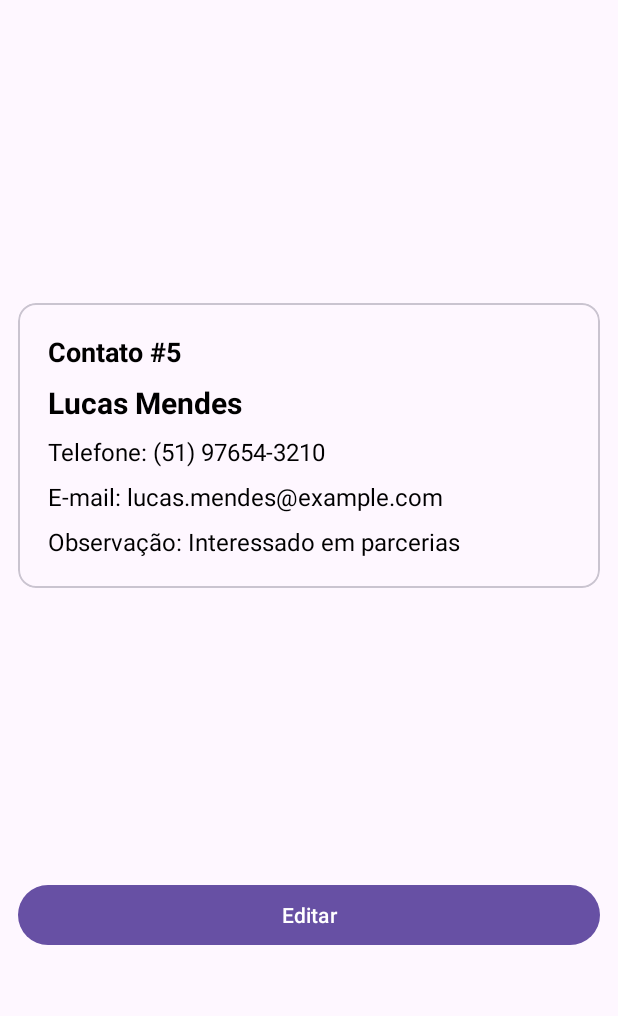
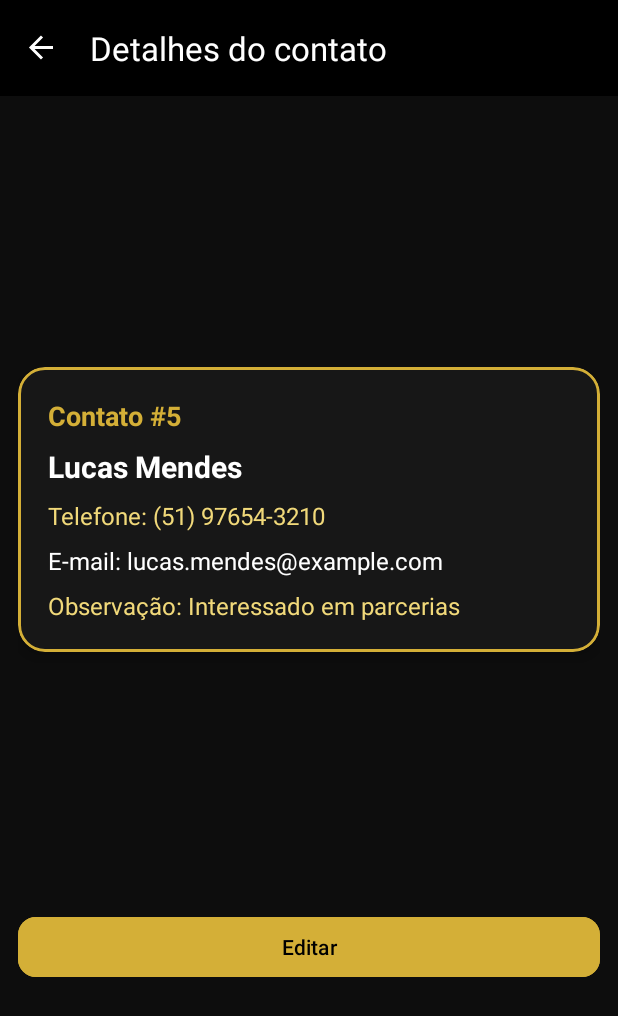
Before and after one commit to WillianMacedoW/Teste_DANIEL, an Android app: the screen it shows after launch (MainActivity), after a tap on "Lucas Mendes", on a phone screen of 412 x 824 dp. Shown: the top 1016 px of the screen. Run offline under Robolectric (Android 15) with nearby library versions, the phone set to English and light mode, and no system bars; our stand-ins replace Room's generated code, navigation-ui.

Commit message:
my first commit

```diff
--- a/app/src/main/java/com/example/agenda_contatos/MainActivity.kt
+++ b/app/src/main/java/com/example/agenda_contatos/MainActivity.kt
@@ -4,11 +4,15 @@ import android.os.Bundle
 import androidx.appcompat.app.AppCompatActivity
 import androidx.navigation.fragment.NavHostFragment
 import androidx.navigation.ui.setupActionBarWithNavController
+import com.google.android.material.appbar.MaterialToolbar
 
 class MainActivity : AppCompatActivity() {
     override fun onCreate(savedInstanceState: Bundle?) {
         super.onCreate(savedInstanceState)
         setContentView(R.layout.activity_main)
+
+        val toolbar = findViewById<MaterialToolbar>(R.id.toolbar)
+        setSupportActionBar(toolbar) // ← RESOLVE A EXCEÇÃO
 
         val navHost = supportFragmentManager.findFragmentById(R.id.nav_host_fragment) as NavHostFragment
         setupActionBarWithNavController(navHost.navController)
--- /dev/null
+++ b/app/src/main/java/com/example/agenda_contatos/data/ContatoRepositorio.kt
@@ -0,0 +1 @@
+package com.example.agenda_contatos.data
--- a/app/src/main/res/layout/activity_main.xml
+++ b/app/src/main/res/layout/activity_main.xml
@@ -6,16 +6,27 @@
     android:layout_height="match_parent"
     tools:context=".MainActivity">
 
+    <com.google.android.material.appbar.MaterialToolbar
+        android:id="@+id/toolbar"
+        android:layout_width="0dp"
+        android:layout_height="wrap_content"
+        android:background="?attr/colorPrimary"
+        android:theme="@style/ThemeOverlay.MaterialComponents.Dark.ActionBar"
+        app:titleTextColor="@android:color/white"
+        app:layout_constraintTop_toTopOf="parent"
+        app:layout_constraintStart_toStartOf="parent"
+        app:layout_constraintEnd_toEndOf="parent"/>
+
     <androidx.fragment.app.FragmentContainerView
         android:id="@+id/nav_host_fragment"
         android:name="androidx.navigation.fragment.NavHostFragment"
-        android:layout_width="match_parent"
-        android:layout_height="match_parent"
+        android:layout_width="0dp"
+        android:layout_height="0dp"
         app:defaultNavHost="true"
-        app:layout_constraintBottom_toBottomOf="parent"
+        app:navGraph="@navigation/nav_graph"
+        app:layout_constraintTop_toBottomOf="@id/toolbar"
+        app:layout_constraintStart_toStartOf="parent"
         app:layout_constraintEnd_toEndOf="parent"
-        app:layout_constraintStart_toStartOf="parent"
-        app:layout_constraintTop_toTopOf="parent"
-        app:navGraph="@navigation/nav_graph" />
+        app:layout_constraintBottom_toBottomOf="parent" />
 
 </androidx.constraintlayout.widget.ConstraintLayout>
--- a/app/src/main/res/layout/fragment_contato_detail.xml
+++ b/app/src/main/res/layout/fragment_contato_detail.xml
@@ -1,9 +1,11 @@
 <?xml version="1.0" encoding="utf-8"?>
-<androidx.constraintlayout.widget.ConstraintLayout xmlns:android="http://schemas.android.com/apk/res/android"
+<androidx.constraintlayout.widget.ConstraintLayout
+    xmlns:android="http://schemas.android.com/apk/res/android"
     xmlns:app="http://schemas.android.com/apk/res-auto"
     xmlns:tools="http://schemas.android.com/tools"
     android:layout_width="match_parent"
     android:layout_height="match_parent"
+    android:background="@color/black_background"
     android:padding="12dp"
     tools:context=".ui.detail.ContatoDetailFragment">
 
@@ -12,10 +14,17 @@
         android:layout_width="0dp"
         android:layout_height="wrap_content"
         android:layout_marginTop="12dp"
+
+        app:cardBackgroundColor="@color/card_background"
+        app:strokeColor="@color/gold_primary"
+        app:strokeWidth="2dp"
+        app:cardCornerRadius="18dp"
+        app:cardElevation="6dp"
+
+        app:layout_constraintTop_toTopOf="parent"
         app:layout_constraintBottom_toTopOf="@id/actionEdit"
-        app:layout_constraintEnd_toEndOf="parent"
         app:layout_constraintStart_toStartOf="parent"
-        app:layout_constraintTop_toTopOf="parent">
+        app:layout_constraintEnd_toEndOf="parent">
 
         <androidx.constraintlayout.widget.ConstraintLayout
             android:layout_width="match_parent"
@@ -27,7 +36,7 @@
                 android:layout_width="wrap_content"
                 android:layout_height="wrap_content"
                 android:textAlignment="textStart"
-                android:textColor="@color/black"
+                android:textColor="@color/gold_primary"
                 android:textSize="18sp"
                 android:textStyle="bold"
                 app:layout_constraintStart_toStartOf="parent"
@@ -40,12 +49,12 @@
                 android:layout_height="wrap_content"
                 android:layout_marginTop="8dp"
                 android:textAlignment="textStart"
-                android:textColor="@color/black"
+                android:textColor="@color/white"
                 android:textSize="20sp"
                 android:textStyle="bold"
+                app:layout_constraintTop_toBottomOf="@id/contatoId"
+                app:layout_constraintStart_toStartOf="parent"
                 app:layout_constraintEnd_toEndOf="parent"
-                app:layout_constraintStart_toStartOf="parent"
-                app:layout_constraintTop_toBottomOf="@id/contatoId"
                 tools:text="Daniel Souza" />
 
             <TextView
@@ -54,11 +63,11 @@
                 android:layout_height="wrap_content"
                 android:layout_marginTop="8dp"
                 android:textAlignment="textStart"
-                android:textColor="@color/black"
+                android:textColor="@color/gold_light"
                 android:textSize="16sp"
+                app:layout_constraintTop_toBottomOf="@id/contatoNome"
+                app:layout_constraintStart_toStartOf="parent"
                 app:layout_constraintEnd_toEndOf="parent"
-                app:layout_constraintStart_toStartOf="parent"
-                app:layout_constraintTop_toBottomOf="@id/contatoNome"
                 tools:text="Telefone: (11) 91234-5678" />
 
             <TextView
@@ -67,11 +76,11 @@
                 android:layout_height="wrap_content"
                 android:layout_marginTop="8dp"
                 android:textAlignment="textStart"
-                android:textColor="@color/black"
+                android:textColor="@color/white"
                 android:textSize="16sp"
+                app:layout_constraintTop_toBottomOf="@id/contatoTelefone"
+                app:layout_constraintStart_toStartOf="parent"
                 app:layout_constraintEnd_toEndOf="parent"
-                app:layout_constraintStart_toStartOf="parent"
-                app:layout_constraintTop_toBottomOf="@id/contatoTelefone"
                 tools:text="E-mail: daniel.souza@example.com" />
 
             <TextView
@@ -80,12 +89,13 @@
                 android:layout_height="wrap_content"
                 android:layout_marginTop="8dp"
                 android:textAlignment="textStart"
-                android:textColor="@color/black"
+                android:textColor="@color/gold_light"
                 android:textSize="16sp"
+                app:layout_constraintTop_toBottomOf="@id/contatoEmail"
+                app:layout_constraintStart_toStartOf="parent"
                 app:layout_constraintEnd_toEndOf="parent"
-                app:layout_constraintStart_toStartOf="parent"
-                app:layout_constraintTop_toBottomOf="@id/contatoEmail"
                 tools:text="Observação: Colega da faculdade" />
+
         </androidx.constraintlayout.widget.ConstraintLayout>
 
     </com.google.android.material.card.MaterialCardView>
@@ -96,9 +106,14 @@
         android:layout_height="wrap_content"
         android:layout_marginTop="16dp"
         android:text="@string/action_editar"
-        app:layout_constraintBottom_toBottomOf="parent"
+        android:backgroundTint="@color/gold_primary"
+        android:textColor="@color/black_primary"
+
+        app:cornerRadius="12dp"
+
+        app:layout_constraintTop_toBottomOf="@id/cardContato"
+        app:layout_constraintStart_toStartOf="parent"
         app:layout_constraintEnd_toEndOf="parent"
-        app:layout_constraintStart_toStartOf="parent"
-        app:layout_constraintTop_toBottomOf="@id/cardContato" />
+        app:layout_constraintBottom_toBottomOf="parent" />
 
 </androidx.constraintlayout.widget.ConstraintLayout>
--- a/app/src/main/res/values-night/themes.xml
+++ b/app/src/main/res/values-night/themes.xml
@@ -1,7 +1,5 @@
 <resources xmlns:tools="http://schemas.android.com/tools">
-    <!-- Base application theme. -->
-    <style name="Base.Theme.AgendaContatos" parent="Theme.Material3.DayNight.NoActionBar">
-        <!-- Customize your dark theme here. -->
-        <!-- <item name="colorPrimary">@color/my_dark_primary</item> -->
+    <style name="Base.Theme.AgendaContatos" parent="Theme.MaterialComponents.DayNight.NoActionBar">
+        <!-- Customize if needed -->
     </style>
 </resources>
--- a/app/src/main/res/values/colors.xml
+++ b/app/src/main/res/values/colors.xml
@@ -1,5 +1,8 @@
-<?xml version="1.0" encoding="utf-8"?>
 <resources>
-    <color name="black">#FF000000</color>
-    <color name="white">#FFFFFFFF</color>
+    <color name="black_primary">#000000</color>
+    <color name="black_background">#0D0D0D</color>
+    <color name="gold_primary">#D4AF37</color> <!-- dourado padrão -->
+    <color name="gold_light">#F1D97A</color>  <!-- dourado claro -->
+    <color name="white">#FFFFFF</color>
+    <color name="card_background">#1A1A1A</color> <!-- preto suave para cards -->
 </resources>
--- a/app/src/main/res/values/themes.xml
+++ b/app/src/main/res/values/themes.xml
@@ -1,9 +1,33 @@
 <resources xmlns:tools="http://schemas.android.com/tools">
-    <!-- Base application theme. -->
-    <style name="Base.Theme.AgendaContatos" parent="Theme.Material3.DayNight.NoActionBar">
-        <!-- Customize your light theme here. -->
-        <!-- <item name="colorPrimary">@color/my_light_primary</item> -->
+
+    <!-- Base do Tema - Material 3 -->
+    <style name="Base.Theme.AgendaContatos" parent="Theme.Material3.Dark.NoActionBar">
+
+        <!-- Cores principais -->
+        <item name="colorPrimary">@color/black_primary</item>
+        <item name="colorOnPrimary">@color/gold_primary</item>
+
+        <item name="colorSecondary">@color/gold_primary</item>
+        <item name="colorOnSecondary">@color/black_primary</item>
+
+        <!-- Background geral -->
+        <item name="android:windowBackground">@color/black_background</item>
+        <item name="colorSurface">@color/card_background</item>
+        <item name="colorOnSurface">@color/white</item>
+
+        <!-- Status bar -->
+        <item name="android:statusBarColor">@color/black_primary</item>
+        <item name="android:navigationBarColor">@color/black_primary</item>
+
+        <!-- Textos padrão -->
+        <item name="colorOnBackground">@color/white</item>
+        <item name="android:textColor">@color/white</item>
     </style>
 
-    <style name="Theme.AgendaContatos" parent="Base.Theme.AgendaContatos" />
+    <!-- Tema aplicado -->
+    <style name="Theme.AgendaContatos" parent="Base.Theme.AgendaContatos">
+        <!-- Estilo Global do FAB -->
+        <item name="floatingActionButtonStyle">@style/GoldFab</item>
+    </style>
+
 </resources>
```
Also changed, not shown: app/build.gradle.kts (+24 -15 lines), app/src/main/res/layout/fragment_contato_form.xml (+20 -0 lines), app/src/main/res/layout/item_contato.xml (+22 -21 lines), app/src/main/res/values/gold_styles.xml (added, +37 -0 lines), gradle/libs.versions.toml (+22 -19 lines).
